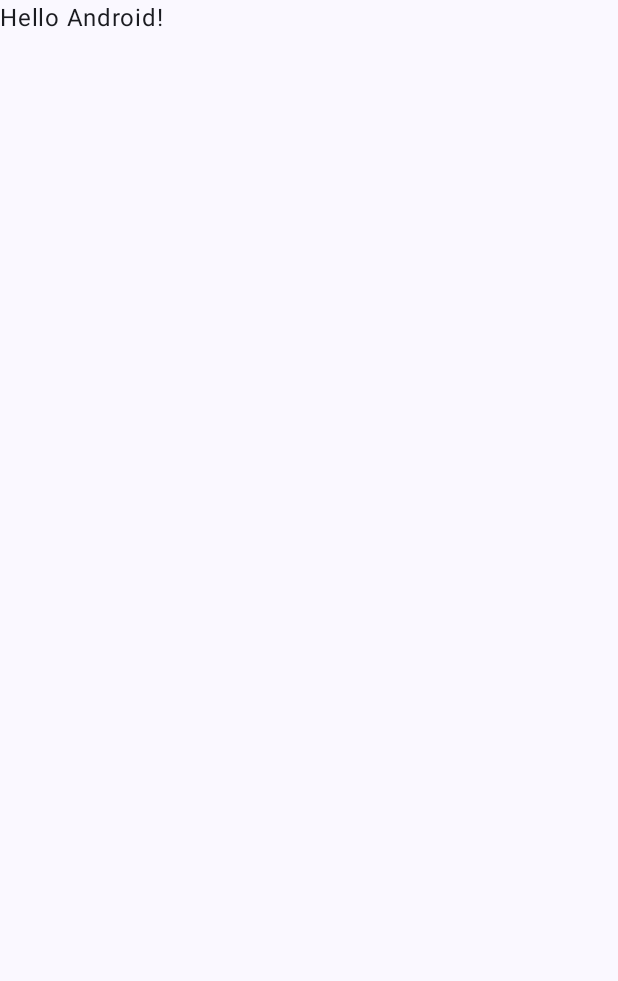
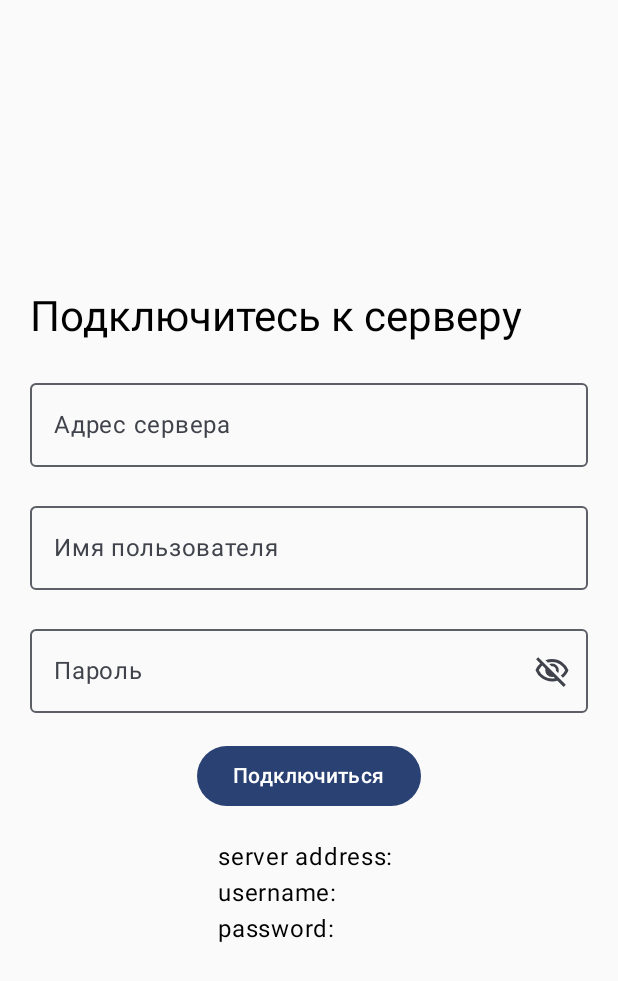
Before and after one commit to dreamypatchy/chlorodachi, an Android app built with Jetpack Compose: the screen it shows after launch (MainActivity), on a phone screen of 412 x 824 dp. Before the commit the part shown is almost empty. Shown: the top 981 px of the screen. Run offline under Robolectric (Android 15) with nearby library versions, the phone set to English and light mode, and no system bars.

Commit message:
client: login screen (nonfunctional) + deps

```diff
--- a/client/app/build.gradle.kts
+++ b/client/app/build.gradle.kts
@@ -11,7 +11,7 @@ android {
 
     defaultConfig {
         applicationId = "com.stupid.chlorodachi"
-        minSdk = 36
+        minSdk = 34
         targetSdk = 37
         versionCode = 1
         versionName = "1.0"
@@ -45,6 +45,7 @@ dependencies {
     implementation(libs.androidx.compose.ui.tooling.preview)
     implementation(libs.androidx.core.ktx)
     implementation(libs.androidx.lifecycle.runtime.ktx)
+    implementation(libs.androidx.material3)
     testImplementation(libs.junit)
     androidTestImplementation(platform(libs.androidx.compose.bom))
     androidTestImplementation(libs.androidx.compose.ui.test.junit4)
--- a/client/app/src/main/java/com/stupid/chlorodachi/MainActivity.kt
+++ b/client/app/src/main/java/com/stupid/chlorodachi/MainActivity.kt
@@ -5,13 +5,12 @@ import androidx.activity.ComponentActivity
 import androidx.activity.compose.setContent
 import androidx.activity.enableEdgeToEdge
 import androidx.compose.foundation.layout.fillMaxSize
-import androidx.compose.foundation.layout.padding
-import androidx.compose.material3.Scaffold
-import androidx.compose.material3.Text
+import androidx.compose.foundation.layout.wrapContentSize
 import androidx.compose.runtime.Composable
+import androidx.compose.ui.Alignment
 import androidx.compose.ui.Modifier
-import androidx.compose.ui.tooling.preview.Preview
 import com.stupid.chlorodachi.ui.theme.ChlorodachiTheme
+import com.stupid.chlorodachi.ui.LoginScreen
 
 class MainActivity : ComponentActivity() {
     override fun onCreate(savedInstanceState: Bundle?) {
@@ -19,29 +18,13 @@ class MainActivity : ComponentActivity() {
         enableEdgeToEdge()
         setContent {
             ChlorodachiTheme {
-                Scaffold(modifier = Modifier.fillMaxSize()) { innerPadding ->
-                    Greeting(
-                        name = "Android",
-                        modifier = Modifier.padding(innerPadding)
-                    )
-                }
+                ChlorodachiApp()
             }
         }
     }
 }
 
 @Composable
-fun Greeting(name: String, modifier: Modifier = Modifier) {
-    Text(
-        text = "Hello $name!",
-        modifier = modifier
-    )
+fun ChlorodachiApp() {
+    LoginScreen(modifier = Modifier.fillMaxSize().wrapContentSize(Alignment.Center))
 }
-
-@Preview(showBackground = true)
-@Composable
-fun GreetingPreview() {
-    ChlorodachiTheme {
-        Greeting("Android")
-    }
-}
--- /dev/null
+++ b/client/app/src/main/java/com/stupid/chlorodachi/ui/LoginScreen.kt
@@ -0,0 +1,151 @@
+package com.stupid.chlorodachi.ui
+
+import androidx.compose.foundation.layout.Arrangement
+import androidx.compose.foundation.layout.Column
+import androidx.compose.foundation.layout.Spacer
+import androidx.compose.foundation.layout.fillMaxSize
+import androidx.compose.foundation.layout.fillMaxWidth
+import androidx.compose.foundation.layout.height
+import androidx.compose.foundation.layout.padding
+import androidx.compose.foundation.layout.safeDrawingPadding
+import androidx.compose.foundation.layout.wrapContentSize
+import androidx.compose.foundation.text.KeyboardOptions
+import androidx.compose.material3.Button
+import androidx.compose.material3.Icon
+import androidx.compose.material3.IconButton
+import androidx.compose.material3.MaterialTheme
+import androidx.compose.material3.OutlinedTextField
+import androidx.compose.material3.Text
+import androidx.compose.runtime.Composable
+import androidx.compose.runtime.getValue
+import androidx.compose.runtime.mutableStateOf
+import androidx.compose.runtime.remember
+import androidx.compose.runtime.setValue
+import androidx.compose.ui.Alignment
+import androidx.compose.ui.Modifier
+import androidx.compose.ui.res.painterResource
+import androidx.compose.ui.res.stringResource
+import androidx.compose.ui.text.input.KeyboardType
+import androidx.compose.ui.text.input.PasswordVisualTransformation
+import androidx.compose.ui.text.input.VisualTransformation
+import androidx.compose.ui.text.style.TextAlign
+import androidx.compose.ui.tooling.preview.Preview
+import androidx.compose.ui.unit.dp
+import com.stupid.chlorodachi.R
+import com.stupid.chlorodachi.ui.theme.ChlorodachiTheme
+
+@Composable
+fun LoginDataField(
+    value: String,
+    onValueChange: (String) -> Unit,
+    label: String,
+    type: String,
+    modifier: Modifier = Modifier
+) {
+    var passwordVisibility by remember { mutableStateOf(false) }
+    val icon = if (passwordVisibility)
+        painterResource(id = R.drawable.ic_visibility)
+    else
+        painterResource(id = R.drawable.ic_visibility_off)
+
+    when (type) {
+        "uri" ->
+            OutlinedTextField(
+                value = value,
+                onValueChange = onValueChange,
+                modifier = modifier,
+                label = { Text(label) },
+                singleLine = true,
+                keyboardOptions = KeyboardOptions(keyboardType = KeyboardType.Uri)
+            )
+        "username" ->
+            OutlinedTextField(
+                value = value,
+                onValueChange = onValueChange,
+                modifier = modifier,
+                label = { Text(label) },
+                singleLine = true,
+            )
+        "password" ->
+            OutlinedTextField(
+                value = value,
+                onValueChange = onValueChange,
+                modifier = modifier,
+                label = { Text(label) },
+                singleLine = true,
+                trailingIcon = {
+                    IconButton(onClick = {
+                        passwordVisibility = !passwordVisibility
+                    }) {
+                        Icon(
+                            painter = icon,
+                            contentDescription = if (passwordVisibility) stringResource(R.string.login_screen_hide_password)
+                            else stringResource(R.string.login_screen_show_password)
+                        )
+                    }
+                },
+                keyboardOptions = KeyboardOptions(keyboardType = KeyboardType.Password),
+                visualTransformation = if (passwordVisibility) VisualTransformation.None
+                else PasswordVisualTransformation()
+            )
+    }
+}
+@Composable
+fun LoginScreen(modifier: Modifier = Modifier) {
+    var serverAddress by remember { mutableStateOf("") }
+    var username by remember { mutableStateOf("") }
+    var password by remember { mutableStateOf("") }
+
+    Column(
+        modifier = modifier
+            .padding(horizontal = 20.dp)
+            .safeDrawingPadding(),
+        horizontalAlignment = Alignment.CenterHorizontally,
+        verticalArrangement = Arrangement.Center
+    ) {
+        Text(
+            stringResource(R.string.login_screen_title),
+            style = MaterialTheme.typography.headlineMedium,
+            textAlign = TextAlign.Start,
+            modifier = Modifier.fillMaxWidth()
+        )
+        Spacer(modifier = Modifier.height(18.dp))
+        LoginDataField(
+            value = serverAddress,
+            onValueChange = { serverAddress = it },
+            label = stringResource(R.string.login_screen_server_address),
+            type = "uri",
+            modifier = Modifier.fillMaxWidth()
+        )
+        Spacer(modifier = Modifier.height(18.dp))
+        LoginDataField(
+            value = username,
+            onValueChange = { username = it },
+            label = stringResource(R.string.login_screen_username),
+            type = "username",
+            modifier = Modifier.fillMaxWidth()
+        )
+        Spacer(modifier = Modifier.height(18.dp))
+        LoginDataField(
+            value = password,
+            onValueChange = { password = it },
+            label = stringResource(R.string.login_screen_password),
+            type = "password",
+            modifier = Modifier.fillMaxWidth()
+        )
+        Spacer(modifier = Modifier.height(18.dp))
+        Button(onClick = { }) {
+            Text(stringResource(R.string.login_screen_connect))
+        }
+        Spacer(modifier = Modifier.height(18.dp))
+        Text("server address: $serverAddress\nusername: $username\npassword: $password")
+    }
+}
+
+@Preview(showBackground = true)
+@Composable
+fun LoginScreenPreview() {
+    ChlorodachiTheme {
+        LoginScreen(modifier = Modifier.fillMaxSize().wrapContentSize(Alignment.Center))
+    }
+}
--- /dev/null
+++ b/client/app/src/main/res/drawable/ic_visibility.xml
@@ -0,0 +1,8 @@
+<vector xmlns:android="http://schemas.android.com/apk/res/android"
+    android:width="24dp"
+    android:height="24dp"
+    android:viewportWidth="24"
+    android:viewportHeight="24">
+    <path android:fillColor="@android:color/black"
+        android:pathData="M15.19,14.69q1.31-1.31 1.31-3.19T15.19,8.31T12,7T8.81,8.31T7.5,11.5t1.31,3.19T12,16t3.19-1.31Zm-5.1-1.28Q9.3,12.63 9.3,11.5t0.79-1.91T12,8.8t1.91,0.79q0.79,0.79 0.79,1.91t-0.79,1.91T12,14.2t-1.91-0.79ZM5.35,16.96Q2.35,14.93 1,11.5Q2.35,8.07 5.35,6.04T12,4t6.65,2.04T23,11.5q-1.35,3.42-4.35,5.46T12,19T5.35,16.96ZM12,11.5Zm5.19,4.01q2.36-1.49 3.61-4.01q-1.25-2.53-3.61-4.01T12,6Q9.18,6 6.81,7.49T3.2,11.5q1.25,2.52 3.61,4.01T12,17t5.19-1.49Z"/>
+</vector>
--- /dev/null
+++ b/client/app/src/main/res/drawable/ic_visibility_off.xml
@@ -0,0 +1,8 @@
+<vector xmlns:android="http://schemas.android.com/apk/res/android"
+    android:width="24dp"
+    android:height="24dp"
+    android:viewportWidth="24"
+    android:viewportHeight="24">
+    <path android:fillColor="@android:color/black"
+        android:pathData="M16.1,13.3l-1.45-1.45q0.22-1.18-0.67-2.2q-0.9-1.02-2.33-0.8L10.2,7.4q0.42-0.2 0.86-0.3T12,7q1.88,0 3.19,1.31T16.5,11.5q0,0.5-0.1,0.94T16.1,13.3Zm3.2,3.15l-1.45-1.4q0.95-0.72 1.69-1.59T20.8,11.5q-1.25-2.53-3.59-4.01T12,6q-0.72,0-1.42,0.1T9.2,6.4L7.65,4.85q1.03-0.43 2.1-0.64T12,4q3.78,0 6.73,2.09T23,11.5q-0.57,1.47-1.51,2.74T19.3,16.45Zm0.5,6.15l-4.2-4.15q-0.88,0.28-1.76,0.41T12,19q-3.78,0-6.73-2.09T1,11.5q0.53-1.33 1.33-2.46T4.15,7L1.4,4.2L2.8,2.8L21.2,21.2l-1.4,1.4ZM5.55,8.4Q4.83,9.05 4.23,9.82T3.2,11.5q1.25,2.52 3.59,4.01T12,17q0.5,0 0.98-0.06t0.97-0.14l-0.9-0.95q-0.28,0.07-0.53,0.11T12,16q-1.88,0-3.19-1.31T7.5,11.5q0-0.28 0.04-0.53t0.11-0.53L5.55,8.4Zm7.98,2.33ZM9.75,12.6Z"/>
+</vector>
--- a/client/app/src/main/res/values/strings.xml
+++ b/client/app/src/main/res/values/strings.xml
@@ -1,3 +1,10 @@
 <resources>
     <string name="app_name">chlorodachi</string>
+    <string name="login_screen_title">Подключитесь к серверу</string>
+    <string name="login_screen_server_address">Адрес сервера</string>
+    <string name="login_screen_username">Имя пользователя</string>
+    <string name="login_screen_password">Пароль</string>
+    <string name="login_screen_connect">Подключиться</string>
+    <string name="login_screen_show_password">Показать пароль</string>
+    <string name="login_screen_hide_password">Скрыть пароль</string>
 </resources>
--- a/client/gradle/libs.versions.toml
+++ b/client/gradle/libs.versions.toml
@@ -1,5 +1,5 @@
 [versions]
-agp = "9.5.1"
+agp = "9.5.2"
 coreKtx = "1.10.1"
 junit = "4.13.2"
 junitVersion = "1.1.5"
@@ -8,6 +8,7 @@ lifecycleRuntimeKtx = "2.6.1"
 activityCompose = "1.8.0"
 kotlin = "2.2.10"
 composeBom = "2026.02.01"
+material3 = "1.5.0"
 
 [libraries]
 androidx-core-ktx = { group = "androidx.core", name = "core-ktx", version.ref = "coreKtx" }
@@ -24,6 +25,7 @@ androidx-compose-ui-tooling-preview = { group = "androidx.compose.ui", name = "u
 androidx-compose-ui-test-manifest = { group = "androidx.compose.ui", name = "ui-test-manifest" }
 androidx-compose-ui-test-junit4 = { group = "androidx.compose.ui", name = "ui-test-junit4" }
 androidx-compose-material3 = { group = "androidx.compose.material3", name = "material3" }
+androidx-material3 = { group = "androidx.compose.material3", name = "material3", version.ref = "material3" }
 
 [plugins]
 android-application = { id = "com.android.application", version.ref = "agp" }
```
